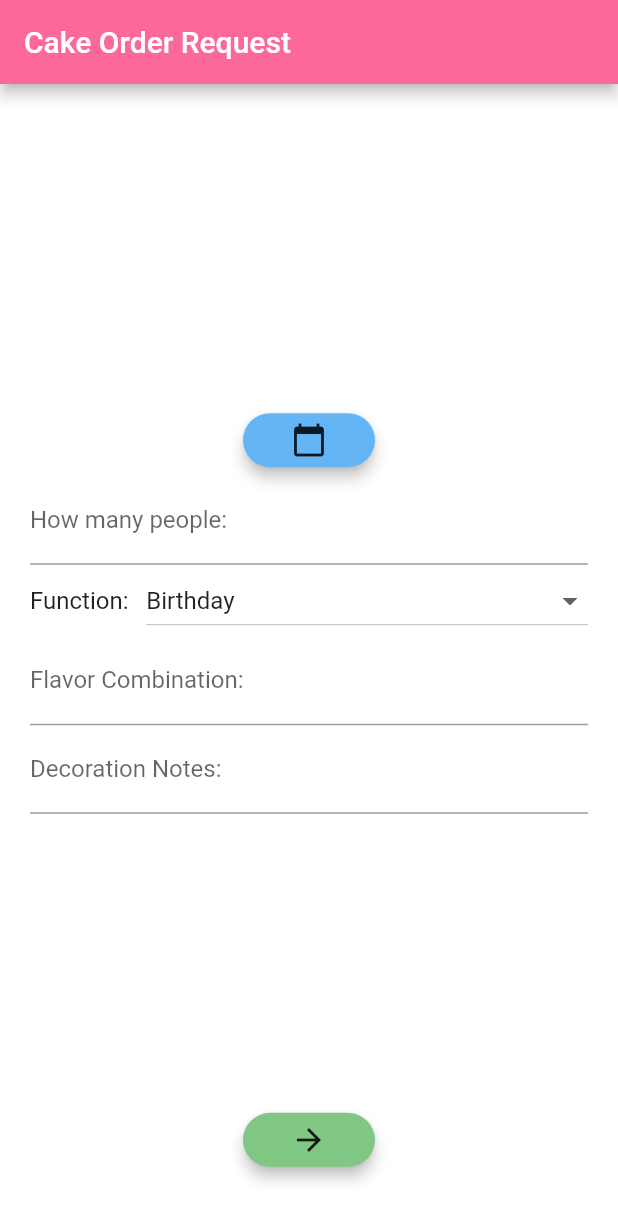
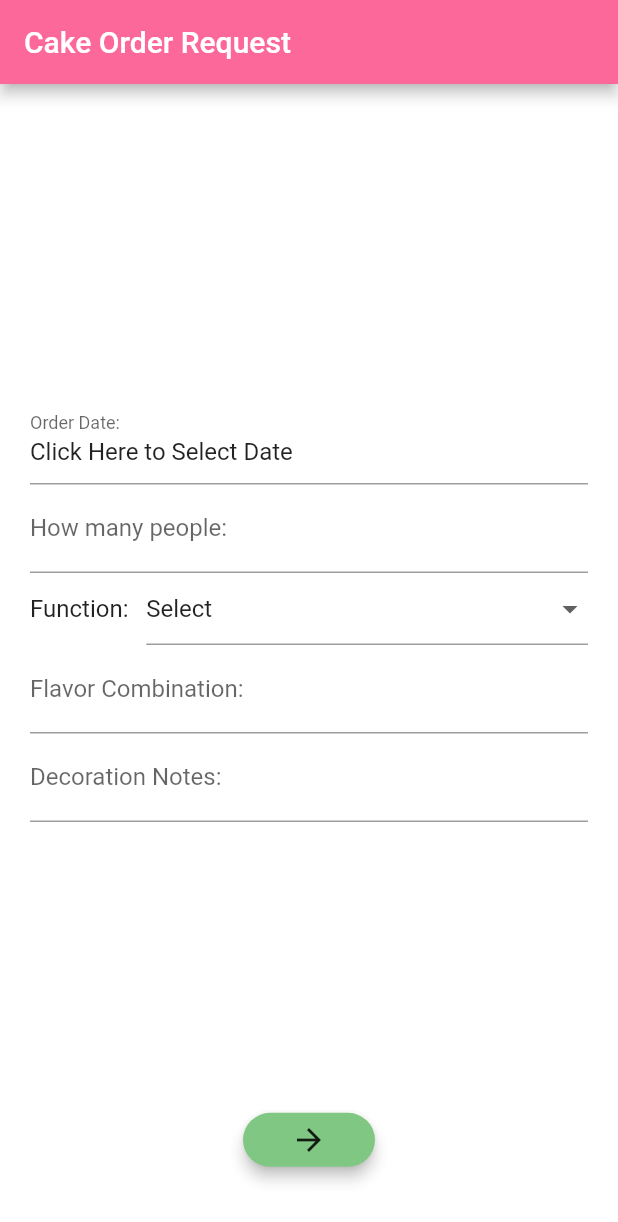
Before and after one commit to Utsal20/Happy-Cake, a Flutter app: the screen it shows after launch, on a phone screen of 412 x 824 dp. Shown: the top 1222 px of the screen. Run offline on Flutter 3.47's test engine with Material 2 defaults, Android fonts, the phone set to English and light mode, and no system bars; missing offline and left inert: mailer.

Commit message:
added validation to all fields
Added validation to all fields
Fixed selectDate issue where the selected date would not appear upon running selectDate again

```diff
--- a/lib/screens/data.dart
+++ b/lib/screens/data.dart
@@ -1,7 +1,7 @@
 class DataStore{
   static String date = '';
   static String feeds = ''; //Total people it feeds
-  static String function = 'Birthday'; //What occasion
+  static String function = 'Select'; //What occasion
   static String flavor = '';
   static String decorationNotes = '';
 
--- a/lib/screens/order_info.dart
+++ b/lib/screens/order_info.dart
@@ -9,6 +9,9 @@ class OrderInfo extends StatefulWidget {
 
 class _OrderInfoState extends State<OrderInfo> {
   final GlobalKey<FormState> _orderKey = GlobalKey<FormState>();
+  bool _autoValidate = false;
+
+
 
   @override
   Widget build(BuildContext context) {
@@ -20,10 +23,10 @@ class _OrderInfoState extends State<OrderInfo> {
         onHorizontalDragEnd: (DragEndDetails details) {
           if (details.primaryVelocity == 0)
             return;
-          if (details.primaryVelocity.compareTo(0) == -1) {
-            saveOrderInfo();
-            Navigator.of(context).pushNamed('/b');
-          }
+          if (details.primaryVelocity.compareTo(0) == -1)
+            _validateInputs();
+          else
+            Navigator.of(context).pop();
         },
         child: Container(
             color: Colors.white,
@@ -32,19 +35,23 @@ class _OrderInfoState extends State<OrderInfo> {
               Flexible(
                   child: Form(
                       key: _orderKey,
+                      autovalidate: _autoValidate,
                       child: Column(
                           mainAxisAlignment: MainAxisAlignment.center,
                           children: <Widget>[
                             Flexible(
-                              child: RaisedButton(
-                                child: Icon(Icons.calendar_today),
-                                elevation: 4.0,
-                                shape: RoundedRectangleBorder(borderRadius: BorderRadius.circular(20.0)),
-                                color: Colors.blue[300],
-                                splashColor: Colors.blue[300],
-                                onPressed: _selectDate,
-                              ),
-                            ),
+                              child: InkWell(
+                                onTap: (){
+                                  _selectDate();
+                                },
+                                child: IgnorePointer(
+                              child: TextFormField(
+                                initialValue: 'Click Here to Select Date',
+                                decoration: InputDecoration(
+                                  labelText: 'Order Date:',
+                                ),
+                                ),
+                            ),),),
                             Flexible(
                               child: TextFormField(
                                   initialValue: DataStore.feeds,
@@ -55,7 +62,9 @@ class _OrderInfoState extends State<OrderInfo> {
                                   keyboardType: TextInputType.number,
                                   onSaved: (String value) {
                                     DataStore.feeds = value;
-                                  }),
+                                  },
+                                  validator: _peopleValidator,
+                                  ),
                             ),
                             Row(
                               //Created a row to put text next to the drop down menu, text align is trash
@@ -66,7 +75,7 @@ class _OrderInfoState extends State<OrderInfo> {
                                   style: Theme.of(context).textTheme.subhead,
                                 ),
                                 Flexible(
-                                  child: DropdownButton<String>(
+                                  child: DropdownButtonFormField<String>(
                                     value: DataStore.function,
                                     onChanged: (String newValue) {
                                       setState(() {
@@ -74,6 +83,7 @@ class _OrderInfoState extends State<OrderInfo> {
                                       });
                                     },
                                     items: <String>[
+                                      'Select',
                                       'Birthday',
                                       'Kids',
                                       'Wedding'
@@ -84,9 +94,7 @@ class _OrderInfoState extends State<OrderInfo> {
                                         child: Text(value),
                                       );
                                     }).toList(),
-
-                                    isExpanded: true, //Expands it across screen
-                                    elevation: 12, //depth of drop down menu
+                                    validator: _dropdownValidator,
                                   ),
                                 ),
                               ],
@@ -101,7 +109,9 @@ class _OrderInfoState extends State<OrderInfo> {
                                   keyboardType: TextInputType.text,
                                   onSaved: (String value) {
                                     DataStore.flavor = value;
-                                  }),
+                                  },
+                                  validator: _flavorValidator,
+                                  ),
                             ),
                             Flexible(
                                 child: TextFormField(
@@ -115,7 +125,9 @@ class _OrderInfoState extends State<OrderInfo> {
                                     maxLines: null,
                                     onSaved: (String value) {
                                       DataStore.decorationNotes = value;
-                                    }))
+                                    },
+                                    validator: _descriptionValidator,
+                                    ))
                           ]))),
 
               Container(
@@ -127,9 +139,9 @@ class _OrderInfoState extends State<OrderInfo> {
                   color: Colors.green[300],
                   splashColor: Theme.of(context).accentColor,
                   onPressed: () {
-                    saveOrderInfo();
-                    Navigator.of(context).pushNamed('/b');
-                  }
+                    _validateInputs();
+                  },
+
               ),),
             ]
             )
@@ -138,20 +150,66 @@ class _OrderInfoState extends State<OrderInfo> {
     );
   }
 
+  bool _validateInputs() {
+    if (_orderKey.currentState.validate()) {
+      _orderKey.currentState.save();
+      Navigator.of(context).pushNamed('/b');
+      return true;
+    } else {
+      setState((){
+        _autoValidate = true;
+      });
+      return false;
+    }
+  }
+
+  DateTime selectedDate = DateTime.now().add(Duration(days: 7));
+
   _selectDate() async {
     DateTime picked = await showDatePicker(
       context: context,
-      initialDate: DateTime.now().add(Duration(days: 7)),
+      initialDate: selectedDate,
       firstDate: DateTime.now(),
       lastDate: DateTime.now().add(Duration(days: 365)),
     );
-    if (picked != null) {
+    if (picked != null && picked != selectedDate) {
       print('Date picked: ${picked.toString()}');
-      setState(() { DataStore.date = picked.toString(); });
+      setState(() {_printLatestValue(); selectedDate = picked; DataStore.date = picked.toString(); });
     }
   }
 
-  void saveOrderInfo() {
-    _orderKey.currentState.save();
+  String _peopleValidator (String value) {
+    if(value.isEmpty) {
+      return 'How many people will this cake feed';
+    }
+    return null;
+  }
+
+  String _flavorValidator (String value) {
+    if(value.isEmpty) {
+      return 'Please enter a flavor';
+    }
+    return null;
+  }
+
+  String _descriptionValidator (String value) {
+    if(value.isEmpty) {
+      return 'Please enter a description of the cake';
+    }
+    return null;
+  }
+
+  String _dropdownValidator (String value) {
+    if(value == 'Select') {
+      return 'Please enter a function';
+    }
+    return null;
+  }
+  String _printLatestValue() {
+    if(DataStore.date.isEmpty){
+      return 'Tap Here to Select a Date';
+    } else {
+      return DataStore.date;
+    }
   }
 }
```
